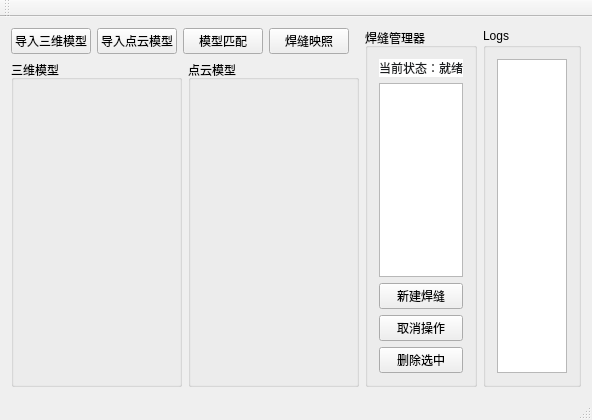
3266928599z-ship-it/zzz, file dianyun/dianyun/dianyun.ui: the form before one commit.
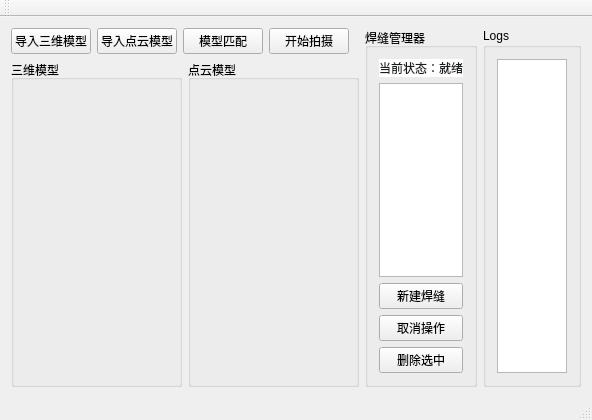
The form after the commit.

```diff
--- a/dianyun/dianyun/dianyun.ui
+++ b/dianyun/dianyun/dianyun.ui
@@ -43,7 +43,7 @@
         <item>
          <widget class="QPushButton" name="btnOpen_4">
           <property name="text">
-           <string>焊缝映照</string>
+           <string>开始拍摄</string>
           </property>
          </widget>
         </item>
```
Left out of the diff: 2 changed lines with no effect on the pictures.
